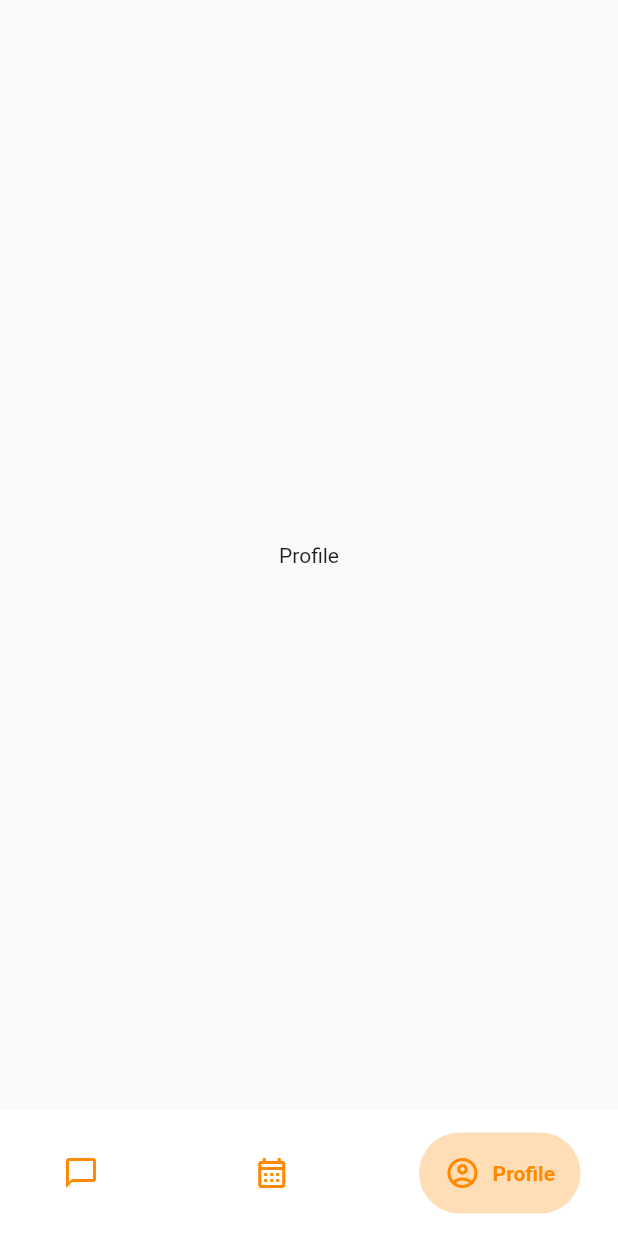
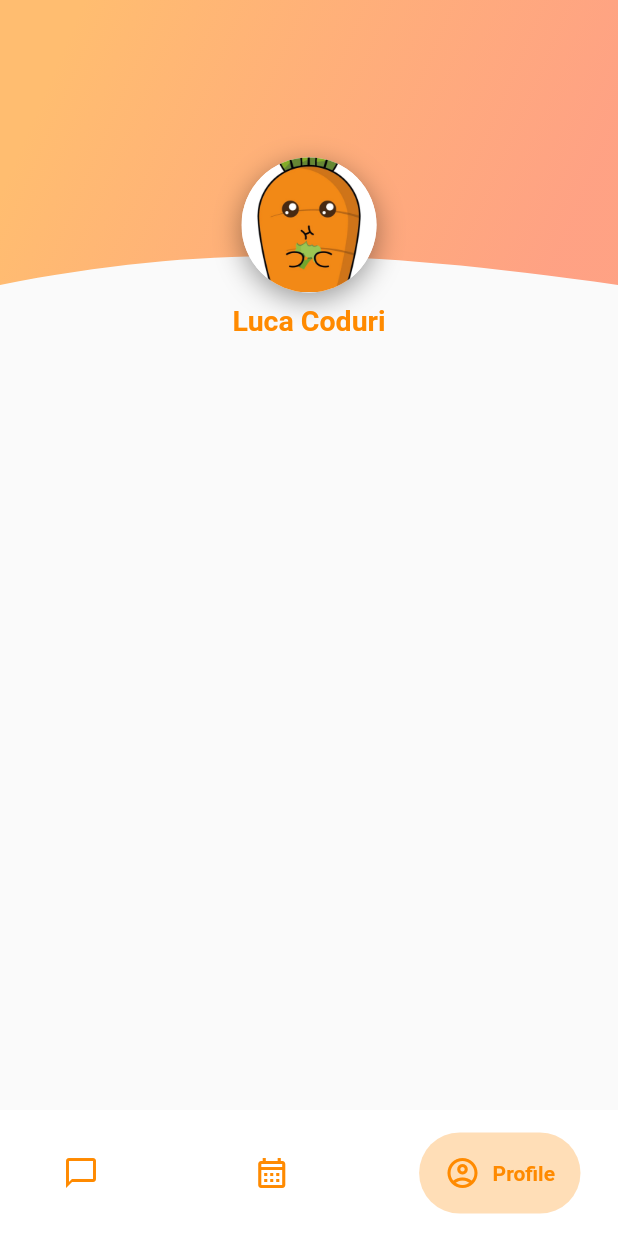
Before and after one commit to les-crepes/CAREOT_APP, a Flutter app: the screen it shows after launch, item 3 of the bottom bar chosen, on a phone screen of 412 x 824 dp. Run offline on Flutter 3.47's test engine with Material 2 defaults, Android fonts, the phone set to English and light mode, and no system bars; drawn by our look-alikes of google_nav_bar; our stand-ins replace auto_route, cloud_firestore, firebase_auth, firebase_core, flutter_chat_types, flutter_chat_ui and 1 more; accounts and stored records are empty.

Commit message:
Add top bar

```diff
--- a/lib/screens/profile.dart
+++ b/lib/screens/profile.dart
@@ -1,10 +1,29 @@
 import 'package:flutter/material.dart';
+import 'package:pdg_app/widgets/ProfileAvatar.dart';
+import 'package:pdg_app/widgets/profile/top_shape.dart';
+
+import '../widgets/profile/profile_top_bar.dart';
 
 class ProfileScreen extends StatelessWidget {
-  const ProfileScreen({Key? key}) : super(key: key);
+  final double _screenWidth;
+  final String _clientPicturePath;
+
+  const ProfileScreen({
+    screenWidth = 0.0,
+    clientPicturePath = 'assets/images/default_user_pic.png',
+    Key? key,
+  })  : _screenWidth = screenWidth,
+        _clientPicturePath = clientPicturePath,
+        super(key: key);
 
   @override
   Widget build(BuildContext context) {
-    return const Center(child: Text("Profile"));
+    final width =
+        _screenWidth == 0 ? MediaQuery.of(context).size.width : _screenWidth;
+
+    final height = (width * 0.46111111111111114).toDouble();
+
+    return ProfileTopBar(
+        width: width, height: height, clientPicturePath: _clientPicturePath);
   }
 }
--- /dev/null
+++ b/lib/widgets/ProfileAvatar.dart
@@ -0,0 +1,24 @@
+import 'package:flutter/material.dart';
+
+class ProfileAvatar extends StatelessWidget {
+  final AssetImage image;
+
+  const ProfileAvatar({required this.image, Key? key}) : super(key: key);
+
+  @override
+  Widget build(BuildContext context) {
+    return Container(
+        decoration: const BoxDecoration(boxShadow: [
+          BoxShadow(
+            color: Colors.black38,
+            blurRadius: 15,
+            offset: Offset(0, 5),
+          )
+        ], shape: BoxShape.circle),
+        child: CircleAvatar(
+          backgroundImage: image,
+          backgroundColor: Colors.white,
+          radius: 45,
+        ));
+  }
+}
--- /dev/null
+++ b/lib/widgets/profile/profile_top_bar.dart
@@ -0,0 +1,48 @@
+import 'package:flutter/material.dart';
+import 'package:pdg_app/widgets/profile/top_shape.dart';
+
+import '../ProfileAvatar.dart';
+
+class ProfileTopBar extends StatelessWidget {
+  const ProfileTopBar({
+    Key? key,
+    required this.width,
+    required this.height,
+    required String clientPicturePath,
+  })  : _clientPicturePath = clientPicturePath,
+        super(key: key);
+
+  final double width;
+  final double height;
+  final String _clientPicturePath;
+
+  @override
+  Widget build(BuildContext context) {
+    return Stack(
+      children: [
+        CustomPaint(
+          size: Size(width, height),
+          painter: ProfileTopShape(),
+        ),
+        Container(
+          alignment: Alignment.center,
+          height: height + 35,
+          child: Column(
+            mainAxisAlignment: MainAxisAlignment.end,
+            children: [
+              ProfileAvatar(image: AssetImage(_clientPicturePath)),
+              const SizedBox(height: 8),
+              Text(
+                "Luca Coduri",
+                style: TextStyle(
+                    color: Theme.of(context).colorScheme.primary,
+                    fontSize: 19,
+                    fontWeight: FontWeight.w600),
+              )
+            ],
+          ),
+        )
+      ],
+    );
+  }
+}
```
Also changed, not shown: lib/widgets/diary/diary_top_bar.dart (+2 -14 lines), lib/widgets/profile/top_shape.dart (added, +35 -0 lines), assets/images/default_user_pic.png, assets/images/other_profile_pic.png (added).
